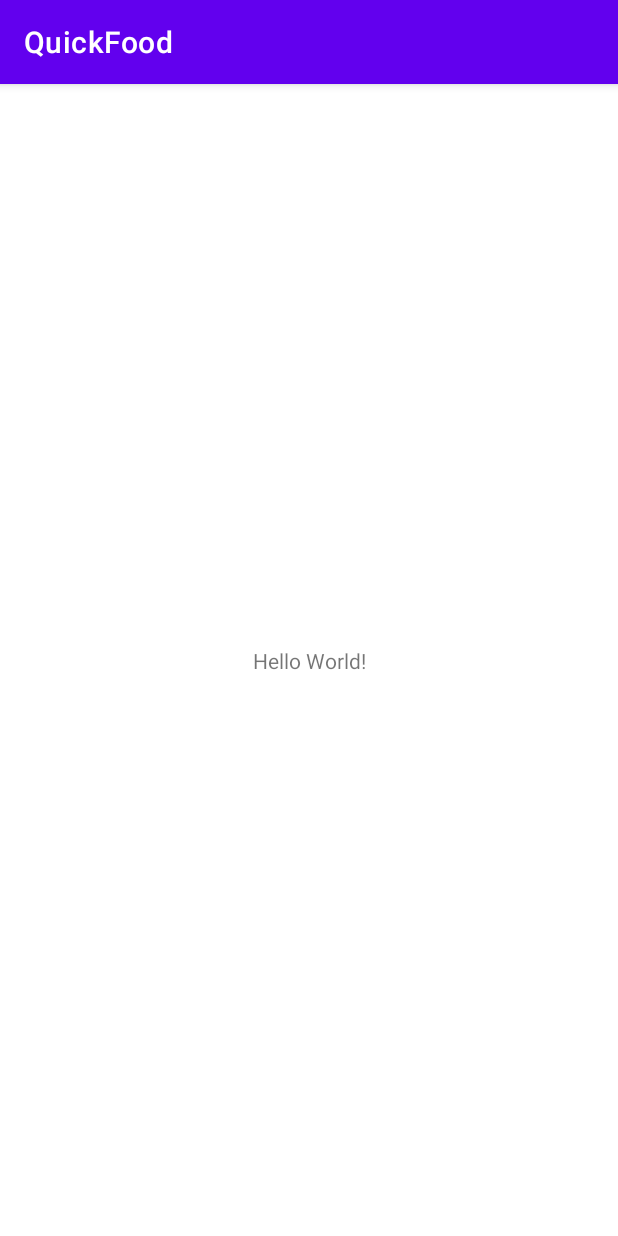
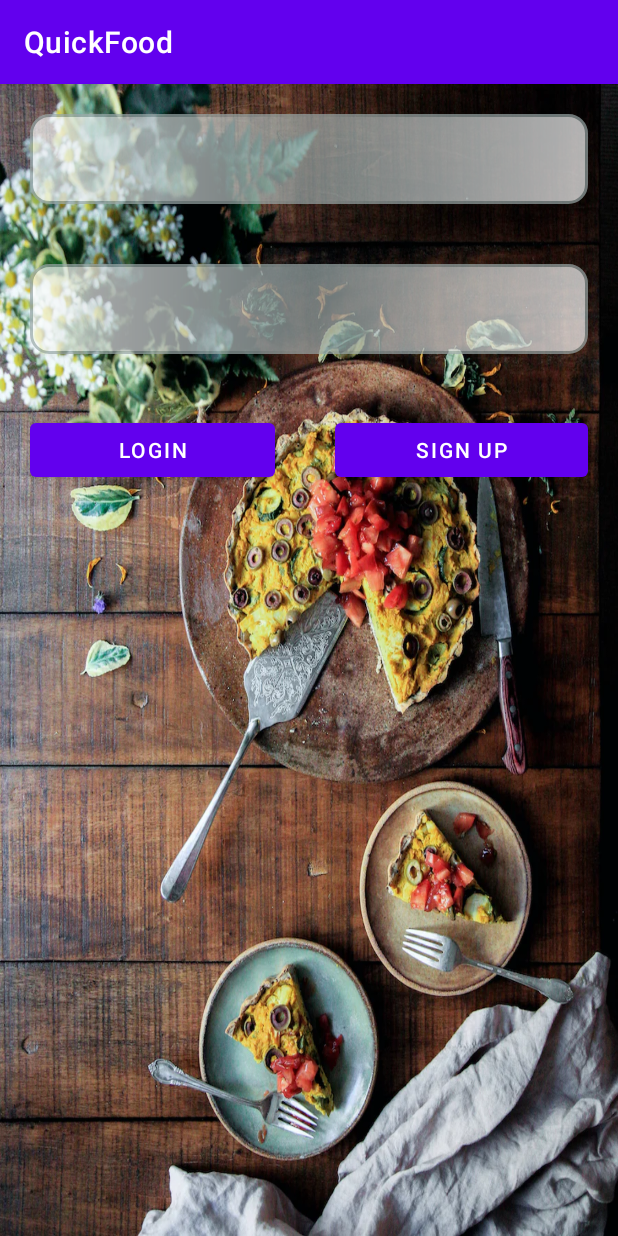
Before and after one commit to GaganSaini043/EasySearch, an Android app: the screen it shows after launch (MainActivity before the commit, LoginActivity after it), on a phone screen of 412 x 824 dp. Run offline under Robolectric (Android 15) with nearby library versions, the phone set to English and light mode, and no system bars; our stand-ins replace ButterKnife, Firebase (no records; nobody signed in at launch, a user with empty details on screens opened directly).

Commit message:
Login/Signup

```diff
--- /dev/null
+++ b/app/src/main/java/app/quickfood/model/LoginModel.java
@@ -0,0 +1,31 @@
+package app.quickfood.model;
+
+public class LoginModel {
+
+    String username;
+    String password;
+
+    public LoginModel() {
+    }
+
+    public LoginModel(String username, String password) {
+        this.username = username;
+        this.password = password;
+    }
+
+    public String getUsername() {
+        return username;
+    }
+
+    public void setUsername(String username) {
+        this.username = username;
+    }
+
+    public String getPassword() {
+        return password;
+    }
+
+    public void setPassword(String password) {
+        this.password = password;
+    }
+}
--- a/app/src/main/java/app/quickfood/MainActivity.java
+++ b/app/src/main/java/app/quickfood/view/HomeScreen.java
@@ -1,14 +1,16 @@
-package app.quickfood;
+package app.quickfood.view;
 
 import androidx.appcompat.app.AppCompatActivity;
 
 import android.os.Bundle;
 
-public class MainActivity extends AppCompatActivity {
+import app.quickfood.R;
+
+public class HomeScreen extends AppCompatActivity {
 
     @Override
     protected void onCreate(Bundle savedInstanceState) {
         super.onCreate(savedInstanceState);
-        setContentView(R.layout.activity_main);
+        setContentView(R.layout.activity_home_screen);
     }
 }
--- /dev/null
+++ b/app/src/main/java/app/quickfood/view/LoginActivity.java
@@ -0,0 +1,204 @@
+package app.quickfood.view;
+
+import androidx.annotation.NonNull;
+import androidx.appcompat.app.AppCompatActivity;
+
+import android.content.Intent;
+import android.os.Bundle;
+import android.text.TextUtils;
+import android.util.Log;
+import android.view.View;
+import android.widget.Button;
+import android.widget.EditText;
+import android.widget.Toast;
+
+import com.google.android.gms.tasks.OnCompleteListener;
+import com.google.android.gms.tasks.OnFailureListener;
+import com.google.android.gms.tasks.OnSuccessListener;
+import com.google.android.gms.tasks.Task;
+import com.google.firebase.database.DataSnapshot;
+import com.google.firebase.database.DatabaseError;
+import com.google.firebase.database.DatabaseReference;
+import com.google.firebase.database.FirebaseDatabase;
+import com.google.firebase.database.ValueEventListener;
+import com.google.firebase.firestore.CollectionReference;
+import com.google.firebase.firestore.DocumentReference;
+import com.google.firebase.firestore.DocumentSnapshot;
+import com.google.firebase.firestore.FirebaseFirestore;
+import com.google.firebase.firestore.Query;
+import com.google.firebase.firestore.QuerySnapshot;
+
+import java.util.HashMap;
+import java.util.Map;
+
+import app.quickfood.R;
+import app.quickfood.model.LoginModel;
+import butterknife.BindView;
+import butterknife.ButterKnife;
+
+public class LoginActivity extends AppCompatActivity {
+
+    @BindView(R.id.et_username)
+    EditText username;
+
+    @BindView(R.id.et_password)
+    EditText password;
+
+    @BindView(R.id.btn_login)
+    Button login;
+
+    @BindView(R.id.btn_signup)
+    Button signUp;
+
+    FirebaseDatabase firebaseDatabase;
+    FirebaseFirestore ff;
+
+    DatabaseReference databaseReference;
+
+    LoginModel loginModel;
+
+    @Override
+    protected void onCreate(Bundle savedInstanceState) {
+        super.onCreate(savedInstanceState);
+        setContentView(R.layout.activity_login);
+
+        ButterKnife.bind(this);
+
+        ff= FirebaseFirestore.getInstance();
+
+        firebaseDatabase = FirebaseDatabase.getInstance();
+        databaseReference = firebaseDatabase.getReference("LoginModel");
+
+        loginModel= new LoginModel();
+
+        login.setOnClickListener(new View.OnClickListener() {
+            @Override
+            public void onClick(View view) {
+
+                String userName= username.getText().toString();
+                String pswrd = password.getText().toString();
+
+                if(TextUtils.isEmpty(userName) && TextUtils.isEmpty(pswrd)){
+                    Toast.makeText(LoginActivity.this,"Please fill the fields" , Toast.LENGTH_SHORT).show();
+                }
+                else{
+                    onLoginClick(userName,pswrd,"login");
+                }
+
+            }
+        });
+
+        signUp.setOnClickListener(new View.OnClickListener() {
+            @Override
+            public void onClick(View view) {
+                String userName= username.getText().toString();
+                String pswrd = password.getText().toString();
+
+                if(TextUtils.isEmpty(userName) && TextUtils.isEmpty(pswrd)){
+                    Toast.makeText(LoginActivity.this,"Please fill the fields" , Toast.LENGTH_SHORT).show();
+                }
+                else{
+                    onLoginClick(userName,pswrd,"signup");
+                }
+            }
+        });
+    }
+
+    public void onLoginClick(String username,String pswrd, String type){
+
+        CollectionReference cRef = ff.collection("users");
+        Query query = cRef.whereEqualTo("username",username);
+
+        query.get().addOnCompleteListener(new OnCompleteListener<QuerySnapshot>() {
+            @Override
+            public void onComplete(@NonNull Task<QuerySnapshot> task) {
+                if(task.isSuccessful()) {
+                    for (DocumentSnapshot documentSnapshot : task.getResult()) {
+                        String user = documentSnapshot.getString("username");
+                        String password = documentSnapshot.getString("password");
+
+                        if (user.equals(username) && password.equals((pswrd))) {
+
+                            if(type.equalsIgnoreCase("login")){
+                                Intent intent = new Intent(getApplicationContext(),HomeScreen.class);
+                                startActivity(intent);
+                            }
+                            else if(type.equalsIgnoreCase("signup")){
+                                Log.d("success22", "User Exists");
+                                Toast.makeText(LoginActivity.this, "User Already Exists", Toast.LENGTH_SHORT).show();
+                            }
+
+                        }
+                        else{
+                            Toast.makeText(LoginActivity.this, "Wrong Credentials", Toast.LENGTH_SHORT).show();
+                        }
+                    }
+                }
+                if(task.getResult().size() == 0 ){
+                    if(type.equalsIgnoreCase("login")){
+                        Toast.makeText(LoginActivity.this, "User Does not Exists", Toast.LENGTH_SHORT).show();
+
+                    }
+                    else if(type.equalsIgnoreCase("signup")){
+                        Log.d("failure22", "User not Exists");
+                        addDataToFirebase(username,pswrd);
+                    }
+
+                }
+            }
+        });
+
+    }
+
+    public void addDataToFirebase(String username, String password){
+
+        Map<String, Object> user = new HashMap<>();
+        user.put("username", username);
+        user.put("password", password);
+
+            ff.collection("users").add(user).addOnSuccessListener(new OnSuccessListener<DocumentReference>() {
+                @Override
+                public void onSuccess(DocumentReference documentReference) {
+
+                    Log.d("added", "DocumentSnapshot successfully written!");
+                    Intent intent = new Intent(getApplicationContext(),HomeScreen.class);
+                    startActivity(intent);
+                    Toast.makeText(LoginActivity.this, "Signed Up Successfully", Toast.LENGTH_SHORT).show();
+                }
+            })
+                .addOnFailureListener(new OnFailureListener() {
+                    @Override
+                    public void onFailure(@NonNull Exception e) {
+                        Log.d("failure", "Error writing document!");
+                        Toast.makeText(LoginActivity.this, "Sign Up Failed", Toast.LENGTH_SHORT).show();
+
+                    }
+                });
+    }
+
+
+
+
+//    public void addToFirebase(String username, String password){
+//        loginModel.setUsername(username);
+//        loginModel.setPassword(password);
+//
+//        databaseReference.addValueEventListener(new ValueEventListener() {
+//            @Override
+//            public void onDataChange(@NonNull DataSnapshot snapshot) {
+//               // String value = snapshot.getValue(String.class);
+//                loginModel = new LoginModel(username, password);
+//                databaseReference.child("users").setValue(loginModel);
+//                Toast.makeText(LoginActivity.this,"Data Added..", Toast.LENGTH_SHORT).show();
+//
+//                Log.d("onDataChange: ", "loginModel.." + loginModel);            }
+//
+//            @Override
+//            public void onCancelled(@NonNull DatabaseError error) {
+//                Toast.makeText(LoginActivity.this,"Error" , Toast.LENGTH_SHORT).show();
+//            }
+//        });
+//
+//    }
+
+}
--- /dev/null
+++ b/app/src/main/res/drawable/edittext_border.xml
@@ -0,0 +1,22 @@
+<?xml version="1.0" encoding="utf-8"?>
+<shape
+    xmlns:android="http://schemas.android.com/apk/res/android"
+    android:shape="rectangle">
+    <solid
+        android:color="@color/white"/>
+
+    <corners
+        android:bottomRightRadius="12dp"
+        android:bottomLeftRadius="12dp"
+        android:topLeftRadius="12dp"
+        android:topRightRadius="12dp"/>
+    <stroke
+        android:color="#9AA8A8"
+        android:width="2dp"/>
+
+    <gradient
+        android:startColor="@color/white"
+        android:endColor="@color/white"
+        android:centerColor="#9AA8A8"></gradient>
+
+</shape>
--- a/app/src/main/res/layout/activity_main.xml
+++ b/app/src/main/res/layout/activity_home_screen.xml
@@ -4,15 +4,6 @@
     xmlns:tools="http://schemas.android.com/tools"
     android:layout_width="match_parent"
     android:layout_height="match_parent"
-    tools:context=".MainActivity">
-
-    <TextView
-        android:layout_width="wrap_content"
-        android:layout_height="wrap_content"
-        android:text="Hello World!"
-        app:layout_constraintBottom_toBottomOf="parent"
-        app:layout_constraintEnd_toEndOf="parent"
-        app:layout_constraintStart_toStartOf="parent"
-        app:layout_constraintTop_toTopOf="parent" />
+    tools:context=".view.HomeScreen">
 
 </androidx.constraintlayout.widget.ConstraintLayout>
--- /dev/null
+++ b/app/src/main/res/layout/activity_login.xml
@@ -0,0 +1,70 @@
+<?xml version="1.0" encoding="utf-8"?>
+<RelativeLayout xmlns:android="http://schemas.android.com/apk/res/android"
+    xmlns:app="http://schemas.android.com/apk/res-auto"
+    xmlns:tools="http://schemas.android.com/tools"
+    android:layout_width="match_parent"
+    android:layout_height="match_parent"
+    android:background="@drawable/loginimage"
+    tools:context=".view.LoginActivity">
+
+    <EditText
+        android:id="@+id/et_username"
+        android:layout_width="match_parent"
+        android:layout_height="60dp"
+        android:layout_margin="20dp"
+        android:layout_marginBottom="-10dp"
+        android:padding="10dp"
+        android:alpha="0.7"
+        android:background="@drawable/edittext_border"
+        android:inputType="none"
+        android:textSize="15dp"
+        android:textColor="@color/black"
+        android:textCursorDrawable="@color/black"
+        android:layout_alignParentTop="true"
+        />
+
+    <EditText
+        android:id="@+id/et_password"
+        android:layout_width="match_parent"
+        android:layout_height="60dp"
+        android:layout_margin="20dp"
+        android:layout_marginTop="-20dp"
+        android:layout_below="@+id/et_username"
+        android:padding="10dp"
+        android:alpha="0.7"
+        android:background="@drawable/edittext_border"
+        android:inputType="textPassword"
+        android:textSize="15dp"
+        android:textColor="@color/black"
+        android:textCursorDrawable="@color/black"
+        />
+
+    <LinearLayout
+        android:layout_width="match_parent"
+        android:layout_height="wrap_content"
+        android:layout_below="@+id/et_password"
+        android:weightSum="2"
+        android:orientation="horizontal">
+
+        <Button
+            android:id="@+id/btn_login"
+            android:layout_width="wrap_content"
+            android:layout_height="wrap_content"
+            android:layout_margin="20dp"
+            android:layout_weight="1"
+            android:text="Login"
+            />
+
+        <Button
+            android:id="@+id/btn_signup"
+            android:layout_width="wrap_content"
+            android:layout_height="wrap_content"
+            android:layout_margin="20dp"
+            android:layout_weight="1"
+            android:text="Sign Up"
+            />
+
+    </LinearLayout>
+
+
+</RelativeLayout>
--- a/build.gradle
+++ b/build.gradle
@@ -1,4 +1,8 @@
-// Top-level build file where you can add configuration options common to all sub-projects/modules.
+buildscript {
+    dependencies {
+        classpath 'com.google.gms:google-services:4.3.14'
+    }
+}// Top-level build file where you can add configuration options common to all sub-projects/modules.
 plugins {
     id 'com.android.application' version '7.3.1' apply false
     id 'com.android.library' version '7.3.1' apply false
```
Also changed, not shown: app/build.gradle (+11 -0 lines), app/src/main/AndroidManifest.xml (+11 -1 lines), app/src/main/res/drawable/loginimage.png (added), 1 other file.
